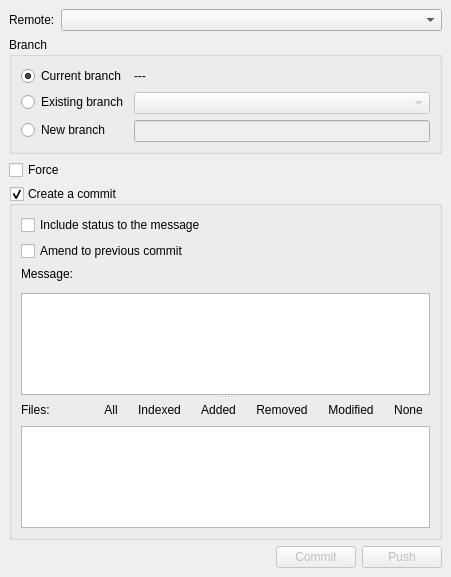
This is src/libkommitwidgets/dialogs/commitpushdialog.ui in KDE/kommit as Qt 5 draws it before an edit. The edited form follows.
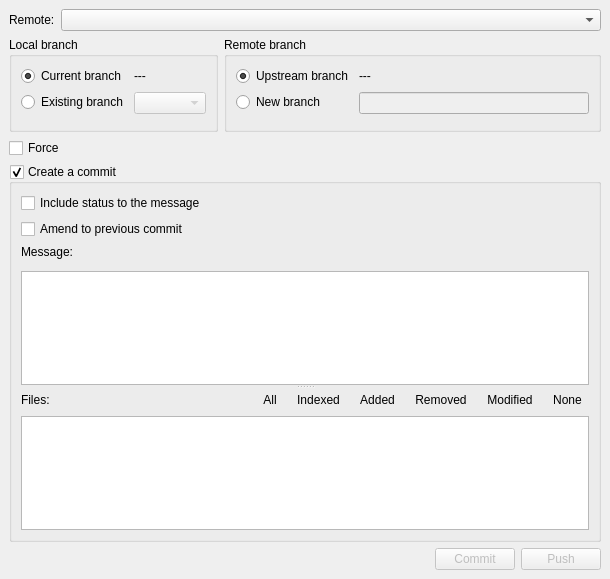
This is the edited form. Custom widgets are drawn as their Qt base class.

```diff
--- a/src/libkommitwidgets/dialogs/commitpushdialog.ui
+++ b/src/libkommitwidgets/dialogs/commitpushdialog.ui
@@ -6,8 +6,8 @@
    <rect>
     <x>0</x>
     <y>0</y>
-    <width>451</width>
-    <height>577</height>
+    <width>610</width>
+    <height>579</height>
    </rect>
   </property>
   <property name="windowTitle">
@@ -51,9 +51,11 @@
         <layout class="QVBoxLayout" name="verticalLayoutCustomCommands"/>
        </item>
        <item>
+        <layout class="QHBoxLayout" name="horizontalLayout_3">
+         <item>
         <widget class="QGroupBox" name="groupBox">
          <property name="title">
-          <string>Branch</string>
+            <string>Local branch</string>
          </property>
          <layout class="QFormLayout" name="formLayout">
           <item row="1" column="0">
@@ -66,6 +68,13 @@
             </property>
            </widget>
           </item>
+            <item row="1" column="1">
+             <widget class="QLabel" name="labelCurrentBranchName">
+              <property name="text">
+               <string>---</string>
+              </property>
+             </widget>
+            </item>
           <item row="2" column="0">
            <widget class="QRadioButton" name="radioButtonExistingBranch">
             <property name="text">
@@ -78,31 +87,71 @@
             <property name="enabled">
              <bool>false</bool>
             </property>
+              <property name="duplicatesEnabled">
+               <bool>true</bool>
+              </property>
            </widget>
           </item>
           <item row="3" column="0">
-           <widget class="QRadioButton" name="radioButtonNewBranch">
+             <spacer name="verticalSpacer">
+              <property name="orientation">
+               <enum>Qt::Orientation::Vertical</enum>
+              </property>
+              <property name="sizeHint" stdset="0">
+               <size>
+                <width>20</width>
+                <height>40</height>
+               </size>
+              </property>
+             </spacer>
+            </item>
+           </layout>
+          </widget>
+         </item>
+         <item>
+          <widget class="QGroupBox" name="groupBox_2">
+           <property name="title">
+            <string>Remote branch</string>
+           </property>
+           <property name="checkable">
+            <bool>false</bool>
+           </property>
+           <layout class="QFormLayout" name="formLayout_3">
+            <item row="1" column="0">
+             <widget class="QRadioButton" name="radioButtonCurrentUpstreamBranch">
+              <property name="text">
+               <string>Upstream branch</string>
+              </property>
+              <property name="checked">
+               <bool>true</bool>
+              </property>
+             </widget>
+            </item>
+            <item row="1" column="1">
+             <widget class="QLabel" name="labelCurrentBranchUpstreamName">
+              <property name="text">
+               <string>---</string>
+              </property>
+             </widget>
+            </item>
+            <item row="2" column="0">
+             <widget class="QRadioButton" name="radioButtonNewRemoteBranch">
             <property name="text">
              <string>New branch</string>
             </property>
            </widget>
           </item>
-          <item row="3" column="1">
+            <item row="2" column="1">
            <widget class="QLineEdit" name="lineEditNewBranchName">
             <property name="enabled">
              <bool>false</bool>
             </property>
            </widget>
           </item>
-          <item row="1" column="1">
-           <widget class="QLabel" name="labelCurrentBranchName">
-            <property name="text">
-             <string>---</string>
-            </property>
+           </layout>
            </widget>
           </item>
          </layout>
-        </widget>
        </item>
        <item>
         <widget class="QCheckBox" name="checkBoxForce">
```
Left out of the diff: 70 changed lines with no effect on the pictures. Lines whose indentation alone changed are shown as unchanged.
